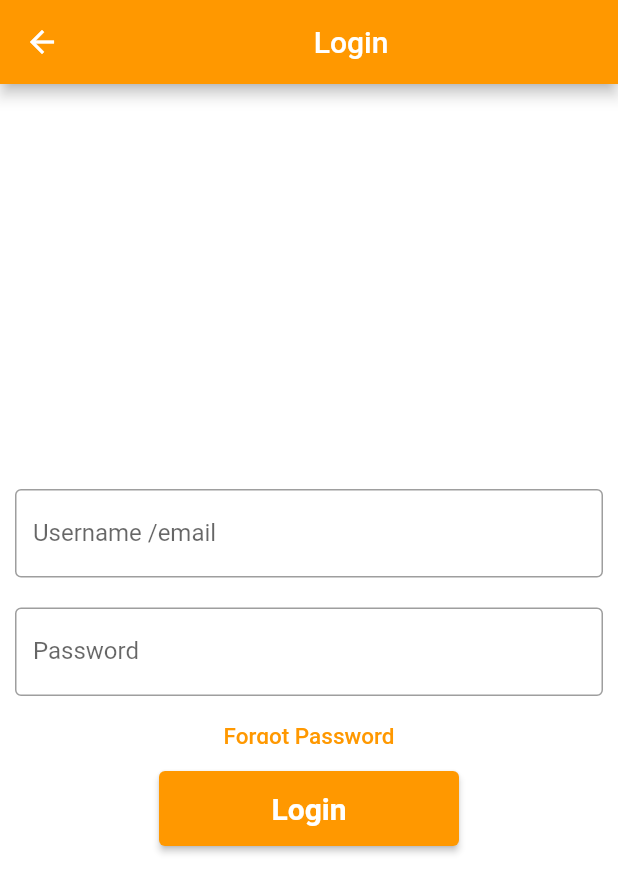
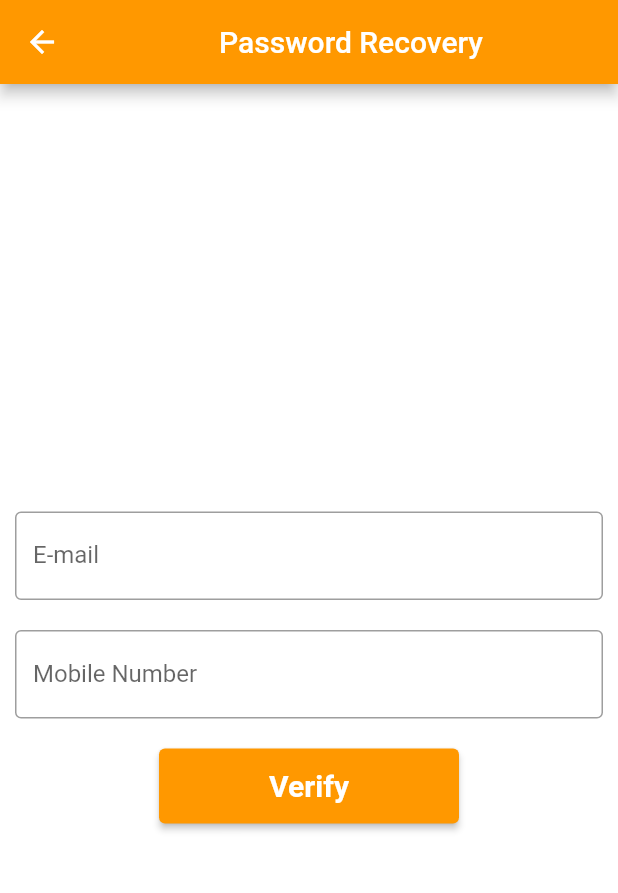
Before and after one commit to Sammitdk/StockMarketSimulator, a Flutter app: the LoginPage screen opened directly, after a tap on "Forgot Password", on a phone screen of 412 x 824 dp. Shown: the top 893 px of the screen. Run offline on Flutter 3.47's test engine with Material 2 defaults, Android fonts, the phone set to English and light mode, and no system bars.

Commit message:
Password Recovery Page, skip sign in page added and few changes done

```diff
--- /dev/null
+++ b/lib/PasswordRecovery.dart
@@ -0,0 +1,59 @@
+import 'package:flutter/material.dart';
+
+class PasswordRecovery extends StatelessWidget {
+  const PasswordRecovery({Key? key}) : super(key: key);
+
+  @override
+  Widget build(BuildContext context) {
+    return Scaffold(
+      appBar: AppBar(
+        backgroundColor: Colors.orange,
+        title: const Center(child: Text('Password Recovery')),
+      ),
+      backgroundColor: Colors.white,
+      body: Column(
+        mainAxisAlignment: MainAxisAlignment.center,
+        children: [
+          const Padding(
+              padding: EdgeInsets.all(10),
+              child: TextField(
+                decoration: InputDecoration(
+                  border: OutlineInputBorder(),
+                  labelText: 'E-mail',
+                )
+              ),
+          ),
+          const Padding(
+            padding: EdgeInsets.all(10),
+            child: TextField(
+              decoration: InputDecoration(
+                border: OutlineInputBorder(),
+                labelText: 'Mobile Number',
+              ),
+            ),
+          ),
+          const SizedBox(
+            height: 10,
+          ),
+          SizedBox(
+            height: 50,
+            width: 200,
+            child: ElevatedButton(onPressed: () {
+              //verify n display appropriate message
+            },
+              style: ButtonStyle(
+                minimumSize: MaterialStateProperty.all(const Size.fromRadius(18)),
+                backgroundColor: MaterialStateProperty.all(Colors.orange),
+              ),
+              child: const Text('Verify',
+              style: TextStyle(
+                fontSize: 20,
+                fontWeight: FontWeight.bold,
+              ),),
+            ),
+          ),
+        ],
+      ),
+    );
+  }
+}
--- a/lib/login_page.dart
+++ b/lib/login_page.dart
@@ -1,4 +1,5 @@
 import 'package:flutter/material.dart';
+import 'package:stock_simulator_app/PasswordRecovery.dart';
 
 class LoginPage extends StatelessWidget {
   const LoginPage({Key? key}) : super(key: key);
@@ -10,7 +11,7 @@ class LoginPage extends StatelessWidget {
       appBar: AppBar(
         backgroundColor: Colors.orange,
         title: const Center(
-          child: Text('Login',
+          child: Text('Stock Market Simulator',
           ),
         ),
       ),
@@ -38,10 +39,10 @@ class LoginPage extends StatelessWidget {
             ),
           ),
           SizedBox(
-            height: 30,
+            height: 40,
             width: 200,
             child: TextButton(onPressed: () {
-              Navigator.pushReplacement(context, MaterialPageRoute(builder: (_) => const LoginPage()));
+              Navigator.push(context, MaterialPageRoute(builder: (_) => const PasswordRecovery()));
             },
               child: const Text('Forgot Password',
               style: TextStyle(
@@ -52,14 +53,14 @@ class LoginPage extends StatelessWidget {
           ),
           const SizedBox(
             height: 10,
-            width: 50,
+            width: 10,
           ),
           SizedBox(
             height: 50,
             width: 200,
             child: ElevatedButton(onPressed: () {
               //logged in
-              // Navigator.pushReplacement(context, MaterialPageRoute(builder: (_) => const LoggedInPage()));
+              // Navigator.pushReplacement(context, MaterialPageRoute(builder: (_) => const WelcomePage()));
             },
                 style: ButtonStyle(
                   minimumSize: MaterialStateProperty.all(const Size.fromRadius(18)),
@@ -71,6 +72,10 @@ class LoginPage extends StatelessWidget {
                   fontWeight: FontWeight.bold,
                   color: Colors.white,
                 ),))
+          ),
+          const SizedBox(
+            height: 10,
+            width: 50,
           )
 
         ],
```
Also changed, not shown: lib/GuestWelcomePage.dart (added, +75 -0 lines), lib/main.dart (+5 -3 lines), lib/signup_page.dart (+3 -15 lines).
